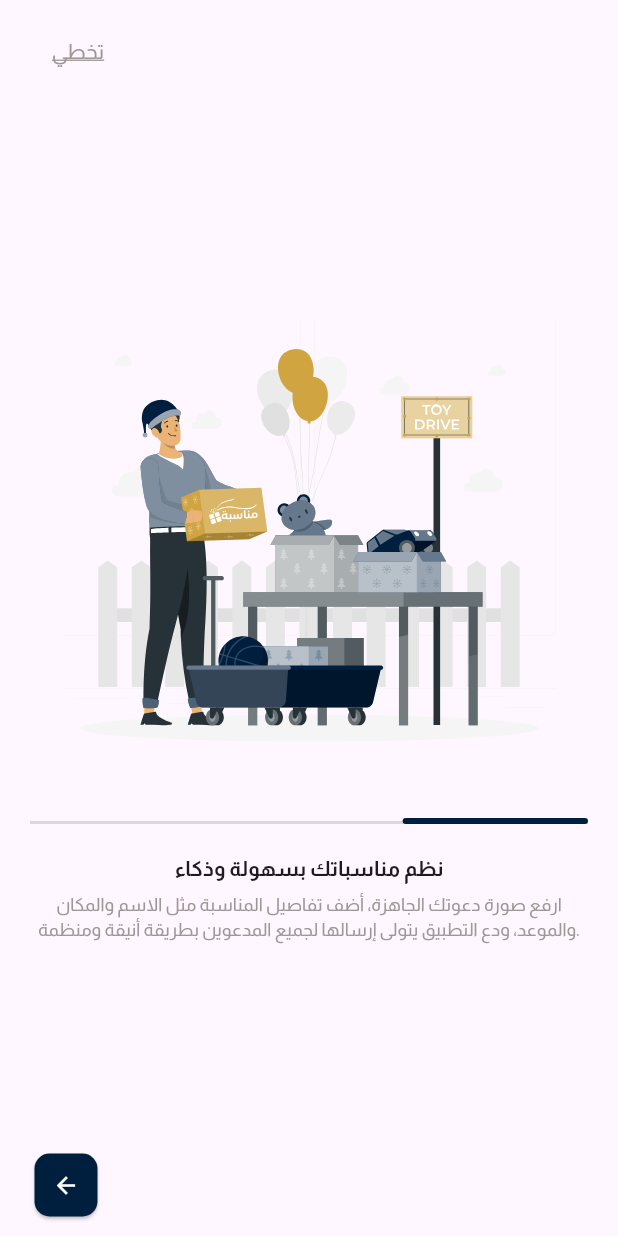
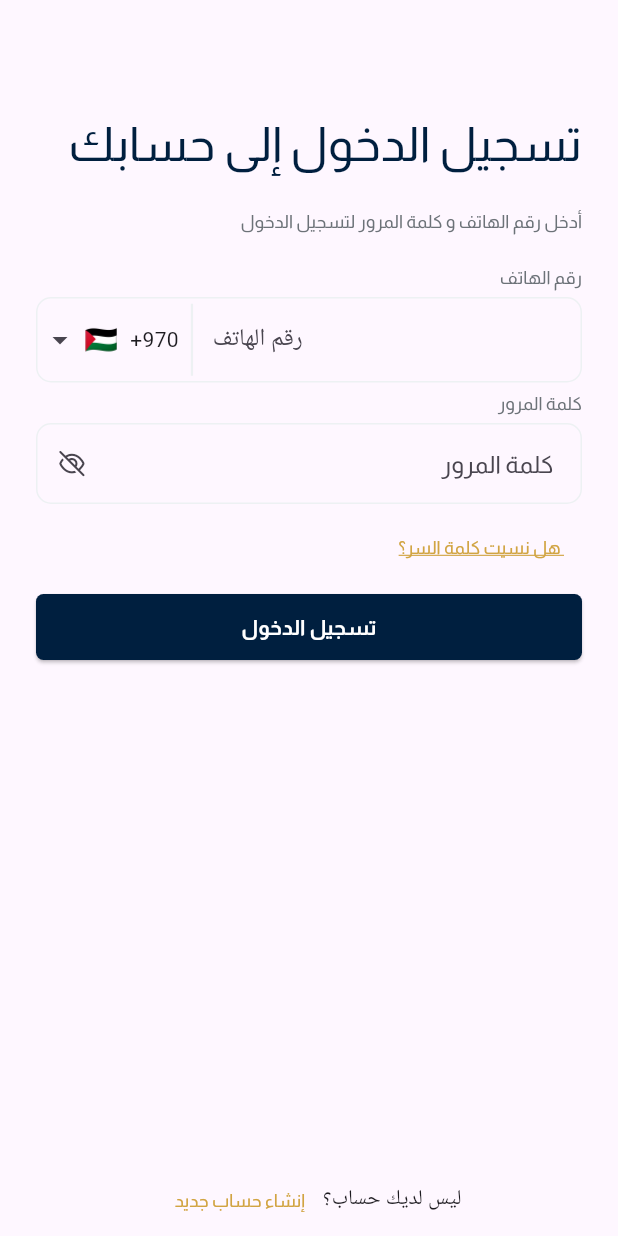
Before and after one commit to MOMEN343/tasks, a Flutter app: the screen it shows after launch, on a phone screen of 412 x 824 dp. Run offline on Flutter 3.47's test engine with Material 3 defaults, Android fonts, the phone set to English and light mode, and no system bars; drawn by our look-alikes of intl_phone_field; our stand-ins replace flutter_svg, font_awesome_flutter.

Commit message:
feat: add authentication screens and organize features

```diff
--- a/lib/core/managers/manager_colors.dart
+++ b/lib/core/managers/manager_colors.dart
@@ -2,7 +2,8 @@ import 'package:flutter/material.dart';
 
 class ManagerColors {
   static const Color primary = Color(0xFF001F3F);
-  static const Color grey = Color(0xFF9F9696);
+  static const Color secondary = Color(0xFFD1A442);
+  static const Color grey = Color(0xFF6C7278);
   static const Color lightGrey = Color(0xFFD9D9D9);
   static const Color buttonTextColor = Colors.white;
 }
--- a/lib/core/managers/manager_font_size.dart
+++ b/lib/core/managers/manager_font_size.dart
@@ -1,5 +1,6 @@
 class ManagerFontSize {
   static const double small = 12;
   static const double medium = 14;
-  static const double large = 16;
+  static const double large = 20;
+  static const double larger = 32;
 }
--- a/lib/core/managers/manager_styles.dart
+++ b/lib/core/managers/manager_styles.dart
@@ -2,10 +2,9 @@ import 'package:flutter/material.dart';
 import 'manager_colors.dart';
 import 'manager_font_family.dart';
 import 'manager_font_size.dart';
-import 'manager_font_size.dart';
 
 class ManagerStyles {
-  static const TextStyle regular = TextStyle(
+  static const TextStyle subTitle = TextStyle(
     color: ManagerColors.grey,
     fontFamily: ManagerFontFamily.almarai,
     fontSize: ManagerFontSize.small,
@@ -19,9 +18,23 @@ class ManagerStyles {
   );
 
   static const TextStyle title = TextStyle(
-    color: Colors.white,
+    color: ManagerColors.primary,
     fontFamily: ManagerFontFamily.almarai,
     fontSize: ManagerFontSize.large,
     fontWeight: FontWeight.w700,
   );
+
+  static const TextStyle bigTitle = TextStyle(
+    color: ManagerColors.primary,
+    fontFamily: ManagerFontFamily.almarai,
+    fontSize: ManagerFontSize.larger,
+    fontWeight: FontWeight.w400,
+  );
+
+  static const TextStyle secondaryText = TextStyle(
+    color: ManagerColors.secondary,
+    fontFamily: ManagerFontFamily.almarai,
+    fontSize: ManagerFontSize.small,
+    fontWeight: FontWeight.w400,
+  );
 }
--- /dev/null
+++ b/lib/features/authentication/screens/login_screen.dart
@@ -0,0 +1,151 @@
+import 'package:flutter/material.dart';
+import 'package:tasks/core/managers/manager_colors.dart';
+import 'package:tasks/core/managers/manager_font_family.dart';
+import 'package:tasks/core/managers/manager_styles.dart';
+
+import 'package:font_awesome_flutter/font_awesome_flutter.dart';
+import 'package:tasks/features/authentication/screens/reset_password.dart';
+import 'package:tasks/features/authentication/widgets/login_button.dart';
+import 'package:tasks/features/authentication/widgets/phone_feild.dart';
+
+class LoginScreen extends StatefulWidget {
+  const LoginScreen({super.key});
+
+  @override
+  State<LoginScreen> createState() => _LoginScreen();
+}
+
+class _LoginScreen extends State<LoginScreen> {
+  bool obscurePassword = true;
+  @override
+  Widget build(BuildContext context) {
+    return SafeArea(
+      child: Scaffold(
+        body: Directionality(
+          textDirection: TextDirection.rtl,
+          child: Padding(
+            padding: EdgeInsetsGeometry.symmetric(horizontal: 24),
+            child: Padding(
+              padding: const EdgeInsets.only(top: 73),
+              child: SizedBox(
+                width: double.infinity,
+                child: Column(
+                  mainAxisAlignment: MainAxisAlignment.spaceBetween,
+                  children: [
+                    Column(
+                      spacing: 20,
+                      crossAxisAlignment: CrossAxisAlignment.start,
+                      children: [
+                        Text(
+                          "تسجيل الدخول إلى حسابك",
+                          textAlign: TextAlign.right,
+                          textDirection: TextDirection.rtl,
+                          style: ManagerStyles.bigTitle,
+                        ),
+                        Text(
+                          "أدخل رقم الهاتف و كلمة المرور لتسجيل الدخول",
+                          textAlign: TextAlign.right,
+                          textDirection: TextDirection.rtl,
+                          style: ManagerStyles.subTitle,
+                        ),
+                        Form(
+                          child: Column(
+                            spacing: 5,
+                            crossAxisAlignment: CrossAxisAlignment.start,
+                            children: [
+                              Phonefeild(),
+
+                              Text(
+                                "كلمة المرور",
+                                style: ManagerStyles.subTitle,
+                              ),
+                              TextFormField(
+                                obscureText: obscurePassword,
+                                textAlignVertical: TextAlignVertical.center,
+                                decoration: InputDecoration(
+                                  contentPadding: EdgeInsets.symmetric(
+                                    vertical: 15,
+                                    horizontal: 15,
+                                  ),
+
+                                  suffixIcon: IconButton(
+                                    onPressed: () {
+                                      setState(() {
+                                        obscurePassword = !obscurePassword;
+                                      });
+                                    },
+                                    icon: FaIcon(
+                                      obscurePassword
+                                          ? FontAwesomeIcons.eyeSlash
+                                          : FontAwesomeIcons.eye,
+                                    ),
+                                    iconSize: 15,
+                                  ),
+                                  hintText: 'كلمة المرور',
+                                  hintStyle: TextStyle(
+                                    fontFamily: ManagerFontFamily.almarai,
+                                  ),
+                                  enabledBorder: OutlineInputBorder(
+                                    borderSide: BorderSide(
+                                      color: Color(0xFFEDF1F3),
+                                      style: BorderStyle.solid,
+                                    ),
+                                    borderRadius: BorderRadius.circular(10),
+                                  ),
+                                  focusedBorder: OutlineInputBorder(
+                                    borderSide: BorderSide(
+                                      color: ManagerColors.primary,
+                                      style: BorderStyle.solid,
+                                      width: 1,
+                                    ),
+                                    borderRadius: BorderRadius.circular(10),
+                                  ),
+                                ),
+                              ),
+
+                              TextButton(
+                                child: Text(
+                                  " هل نسيت كلمة السر؟",
+                                  style: ManagerStyles.secondaryText.copyWith(
+                                    decoration: TextDecoration.underline,
+                                    decorationColor: ManagerColors.secondary,
+                                  ),
+                                ),
+                                onPressed: () {
+                                  Navigator.of(context).push(
+                                    MaterialPageRoute(
+                                      builder: (context) => ResetPassword(),
+                                    ),
+                                  );
+                                },
+                              ),
+                              LoginButton(textButton: "تسجيل الدخول"),
+                            ],
+                          ),
+                        ),
+                      ],
+                    ),
+
+                    Row(
+                      mainAxisAlignment: MainAxisAlignment.center,
+                      children: [
+                        Text("ليس لديك حساب؟"),
+                        TextButton(
+                          onPressed: () {},
+                          child: Text(
+                            "إنشاء حساب جديد",
+                            style: ManagerStyles.secondaryText,
+                          ),
+                        ),
+                      ],
+                    ),
+                  ],
+                ),
+              ),
+            ),
+          ),
+        ),
+      ),
+    );
+  }
+}
--- /dev/null
+++ b/lib/features/authentication/screens/reset_password.dart
@@ -0,0 +1,70 @@
+import 'package:flutter/material.dart';
+import 'package:tasks/core/managers/manager_font_size.dart';
+import 'package:tasks/core/managers/manager_styles.dart';
+import 'package:tasks/features/authentication/widgets/Login_button.dart';
+import 'package:tasks/features/authentication/widgets/phone_feild.dart';
+
+class ResetPassword extends StatelessWidget {
+  const ResetPassword({super.key});
+
+  @override
+  Widget build(BuildContext context) {
+    return SafeArea(
+      child: Directionality(
+        textDirection: TextDirection.rtl,
+        child: Scaffold(
+          appBar: AppBar(
+            leading: IconButton(
+              icon: Icon(Icons.arrow_back_ios),
+              onPressed: () {
+                Navigator.of(context).pop();
+              },
+            ),
+          ),
+          body: Directionality(
+            textDirection: TextDirection.rtl,
+            child: Padding(
+              padding: EdgeInsetsGeometry.symmetric(horizontal: 24),
+              child: Padding(
+                padding: const EdgeInsets.only(top: 72),
+                child: SizedBox(
+                  width: double.infinity,
+                  child: Column(
+                    spacing: 67,
+                    children: [
+                      Column(
+                        spacing: 20,
+                        crossAxisAlignment: CrossAxisAlignment.start,
+                        children: [
+                          Text(
+                            "إعادة تعيين كلمة المرور",
+                            style: ManagerStyles.title,
+                          ),
+                          Text(
+                            "يرجى إدخال رقم هاتفك المرتبط بحسابك. سنرسل لك تعليمات حول كيفية إنشاء كلمة مرور جديدة عبر رسالة نصية",
+                            style: ManagerStyles.subTitle.copyWith(
+                              fontSize: ManagerFontSize.medium,
+                              height: 1.6,
+                            ),
+                          ),
+                        ],
+                      ),
+
+                      Column(
+                        spacing: 10,
+                        children: [
+                          Phonefeild(),
+                          LoginButton(textButton: "إعادة الضبط"),
+                        ],
+                      ),
+                    ],
+                  ),
+                ),
+              ),
+            ),
+          ),
+        ),
+      ),
+    );
+  }
+}
--- /dev/null
+++ b/lib/features/authentication/widgets/login_button.dart
@@ -0,0 +1,25 @@
+import 'package:flutter/material.dart';
+import 'package:tasks/core/managers/manager_colors.dart';
+import 'package:tasks/core/managers/manager_styles.dart';
+
+class LoginButton extends StatelessWidget {
+  final String textButton;
+  const LoginButton({super.key, required this.textButton});
+
+  @override
+  Widget build(BuildContext context) {
+    return ElevatedButton(
+      onPressed: () {},
+
+      style: ElevatedButton.styleFrom(
+        backgroundColor: ManagerColors.primary,
+        textStyle: ManagerStyles.bold,
+        foregroundColor: Colors.white,
+        shape: RoundedRectangleBorder(borderRadius: BorderRadius.circular(5)),
+
+        minimumSize: Size(MediaQuery.of(context).size.width, 44),
+      ),
+      child: Text(textButton),
+    );
+  }
+}
--- /dev/null
+++ b/lib/features/authentication/widgets/phone_feild.dart
@@ -0,0 +1,51 @@
+import 'package:flutter/material.dart';
+import 'package:intl_phone_field/intl_phone_field.dart';
+import 'package:tasks/core/managers/manager_colors.dart';
+import 'package:tasks/core/managers/manager_styles.dart';
+
+class Phonefeild extends StatelessWidget {
+  @override
+  Widget build(BuildContext context) {
+    return Directionality(
+      textDirection: TextDirection.ltr,
+      child: Column(
+        crossAxisAlignment: CrossAxisAlignment.end,
+        spacing: 5,
+        children: [
+          Text("رقم الهاتف", style: ManagerStyles.subTitle),
+          IntlPhoneField(
+            disableLengthCheck: true,
+            dropdownDecoration: BoxDecoration(
+              border: Border(
+                right: BorderSide(color: Color(0xFFEDF1F3), width: 1.5),
+              ),
+            ),
+
+            decoration: InputDecoration(
+              hintText: '  رقم الهاتف',
+              enabledBorder: OutlineInputBorder(
+                borderSide: BorderSide(
+                  color: Color(0xFFEDF1F3),
+                  style: BorderStyle.solid,
+                ),
+                borderRadius: BorderRadius.circular(10),
+              ),
+              focusedBorder: OutlineInputBorder(
+                borderSide: BorderSide(
+                  color: ManagerColors.primary,
+                  style: BorderStyle.solid,
+                  width: 1,
+                ),
+                borderRadius: BorderRadius.circular(10),
+              ),
+            ),
+            initialCountryCode: 'PS',
+            onChanged: (phone) {
+              print(phone.completeNumber);
+            },
+          ),
+        ],
+      ),
+    );
+  }
+}
--- a/lib/screens/onboarding1.dart
+++ b/lib/features/onboarding/screens/onboarding1.dart
@@ -2,9 +2,9 @@ import 'package:flutter/material.dart';
 import 'package:flutter_svg/svg.dart';
 import 'package:tasks/core/managers/manager_images.dart';
 import 'package:tasks/core/managers/manager_styles.dart';
-import 'package:tasks/widgets/arrow_button.dart';
-import 'package:tasks/widgets/onboarding_indicator.dart';
-import 'package:tasks/widgets/skip_button.dart';
+import 'package:tasks/features/onboarding/widgets/arrow_button.dart';
+import 'package:tasks/features/onboarding/widgets/onboarding_indicator.dart';
+import 'package:tasks/features/onboarding/widgets/skip_button.dart';
 
 class Onboarding1 extends StatelessWidget {
   final PageController controller;
@@ -48,7 +48,7 @@ class Onboarding1 extends StatelessWidget {
                         Text(
                           textAlign: TextAlign.center,
                           "ارفع صورة دعوتك الجاهزة، أضف تفاصيل المناسبة مثل الاسم والمكان والموعد، ودع التطبيق يتولى إرسالها لجميع المدعوين بطريقة أنيقة ومنظمة.",
-                          style: ManagerStyles.regular,
+                          style: ManagerStyles.subTitle,
                         ),
                       ],
                     ),
--- a/lib/screens/onboarding2.dart
+++ b/lib/features/onboarding/screens/onboarding2.dart
@@ -2,9 +2,9 @@ import 'package:flutter/material.dart';
 import 'package:flutter_svg/svg.dart';
 import 'package:tasks/core/managers/manager_images.dart';
 import 'package:tasks/core/managers/manager_styles.dart';
-import 'package:tasks/widgets/arrow_button.dart';
-import 'package:tasks/widgets/onboarding_indicator.dart';
-import 'package:tasks/widgets/skip_button.dart';
+import 'package:tasks/features/onboarding/widgets/arrow_button.dart';
+import 'package:tasks/features/onboarding/widgets/onboarding_indicator.dart';
+import 'package:tasks/features/onboarding/widgets/skip_button.dart';
 
 class Onboarding2 extends StatelessWidget {
   final PageController controller;
@@ -48,7 +48,7 @@ class Onboarding2 extends StatelessWidget {
                         Text(
                           textAlign: TextAlign.center,
                           "اعرف من أكّد الحضور أو اعتذر فوراً، وراقب الإحصائيات لحظة بلحظة لتكون على اطلاع دائم بعدد الحاضرين، وتدير مناسبتك بدون فوضى أو تكرار.",
-                          style: ManagerStyles.regular,
+                          style: ManagerStyles.subTitle,
                         ),
                       ],
                     ),
--- a/lib/screens/onboarding3.dart
+++ b/lib/features/onboarding/screens/onboarding3.dart
@@ -5,8 +5,8 @@ import 'package:tasks/core/managers/manager_colors.dart';
 import 'package:tasks/core/managers/manager_font_family.dart';
 import 'package:tasks/core/managers/manager_images.dart';
 import 'package:tasks/core/managers/manager_styles.dart';
-import 'package:tasks/widgets/onboarding_indicator.dart';
-import 'package:tasks/widgets/skip_button.dart';
+import 'package:tasks/features/onboarding/widgets/onboarding_indicator.dart';
+import 'package:tasks/features/onboarding/widgets/skip_button.dart';
 
 class Onboarding3 extends StatelessWidget {
   const Onboarding3({super.key});
@@ -49,7 +49,7 @@ class Onboarding3 extends StatelessWidget {
                         Text(
                           textAlign: TextAlign.center,
                           "دع ضيوفك يشاركون فرحتك بإرسال الهدايا المالية مباشرة عبر التطبيق، وكل المبالغ تُجمع في محفظة آمنة مع سجل ذكي يذكّرك بمن أهدى لك سابقاً لتبادل الودّ في مناسبات المستقبل.",
-                          style: ManagerStyles.regular,
+                          style: ManagerStyles.subTitle,
                         ),
                       ],
                     ),
@@ -75,7 +75,13 @@ class Onboarding3 extends StatelessWidget {
                         ),
 
                         onPressed: () {},
-                        child: Text("التسجيل الآن", style: ManagerStyles.title),
+                        child: Text(
+                          "التسجيل الآن",
+                          style: ManagerStyles.bold.copyWith(
+                            fontSize: 16,
+                            color: Colors.white,
+                          ),
+                        ),
                       ),
                       TextButton(
                         onPressed: () {},
--- a/lib/screens/onboardingScreen.dart
+++ b/lib/features/onboarding/screens/onboardingScreen.dart
@@ -1,7 +1,7 @@
 import 'package:flutter/material.dart';
-import 'package:tasks/screens/onboarding1.dart';
-import 'package:tasks/screens/onboarding2.dart';
-import 'package:tasks/screens/onboarding3.dart';
+import 'package:tasks/features/onboarding/screens/onboarding1.dart';
+import 'package:tasks/features/onboarding/screens/onboarding2.dart';
+import 'package:tasks/features/onboarding/screens/onboarding3.dart';
 
 class Onboardingscreen extends StatefulWidget {
   const Onboardingscreen({super.key});
--- a/lib/main.dart
+++ b/lib/main.dart
@@ -1,10 +1,11 @@
 import 'package:flutter/material.dart';
-import 'package:tasks/screens/onboarding2.dart';
-import 'package:tasks/screens/onboarding3.dart';
-import 'package:tasks/screens/onboardingScreen.dart';
-import 'screens/onboarding1.dart';
-import 'screens/splash_screen.dart';
-import 'screens/splash_screen2.dart';
+import 'package:tasks/features/authentication/screens/login_screen.dart';
+import 'package:tasks/features/onboarding/screens/onboarding2.dart';
+import 'package:tasks/features/onboarding/screens/onboarding3.dart';
+import 'package:tasks/features/onboarding/screens/onboardingScreen.dart';
+import 'features/onboarding/screens/onboarding1.dart';
+import 'features/onboarding/screens/splash_screen.dart';
+import 'features/onboarding/screens/splash_screen2.dart';
 
 void main() {
   runApp(const MyApp());
@@ -15,6 +16,6 @@ class MyApp extends StatelessWidget {
 
   @override
   Widget build(BuildContext context) {
-    return MaterialApp(home: Onboardingscreen());
+    return MaterialApp(home: LoginScreen());
   }
 }
--- a/pubspec.yaml
+++ b/pubspec.yaml
@@ -31,6 +31,8 @@ dependencies:
   flutter:
     sdk: flutter
   flutter_svg: ^2.2.3
+  intl_phone_field: ^3.2.0
+  font_awesome_flutter: ^10.7.0
 
   # The following adds the Cupertino Icons font to your application.
   # Use with the CupertinoIcons class for iOS style icons.
```
Also changed, not shown: lib/features/onboarding/screens/splash_screen.dart (renamed from lib/screens/splash_screen.dart), lib/features/onboarding/screens/splash_screen2.dart (renamed from lib/screens/splash_screen2.dart), lib/features/onboarding/widgets/arrow_button.dart (renamed from lib/widgets/arrow_button.dart), lib/features/onboarding/widgets/onboarding_indicator.dart (renamed from lib/widgets/onboarding_indicator.dart), lib/features/onboarding/widgets/skip_button.dart (renamed from lib/widgets/skip_button.dart), pubspec.lock.
